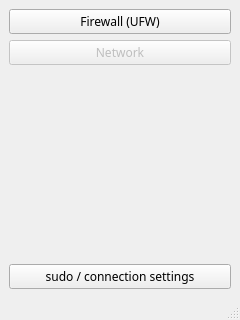
First picture: the form in oneringui.ui, repository bcavlin/onering, before the edit.
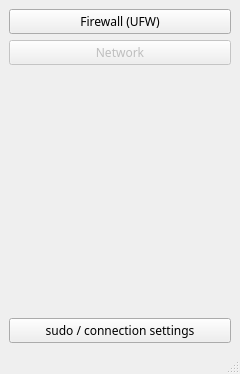
Second picture: the form after the edit. Icons and pictures are not drawn.

```diff
--- a/oneringui.ui
+++ b/oneringui.ui
@@ -10,7 +10,7 @@
     <x>0</x>
     <y>0</y>
     <width>240</width>
-    <height>320</height>
+    <height>374</height>
    </rect>
   </property>
   <property name="sizePolicy">
```
